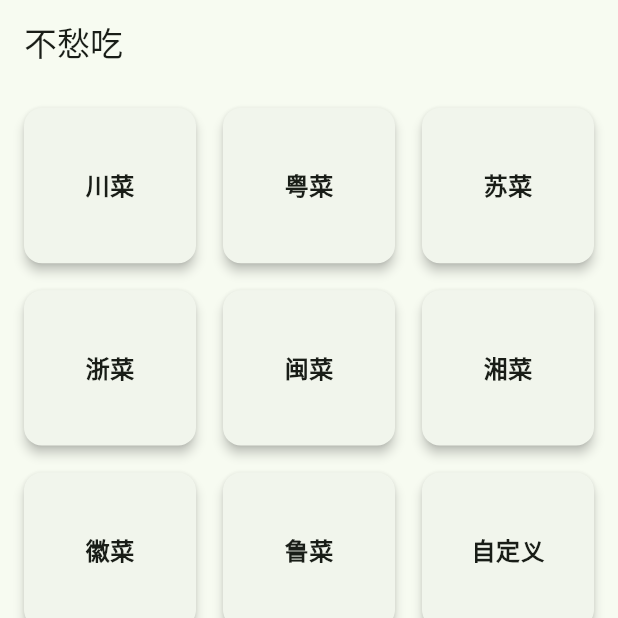
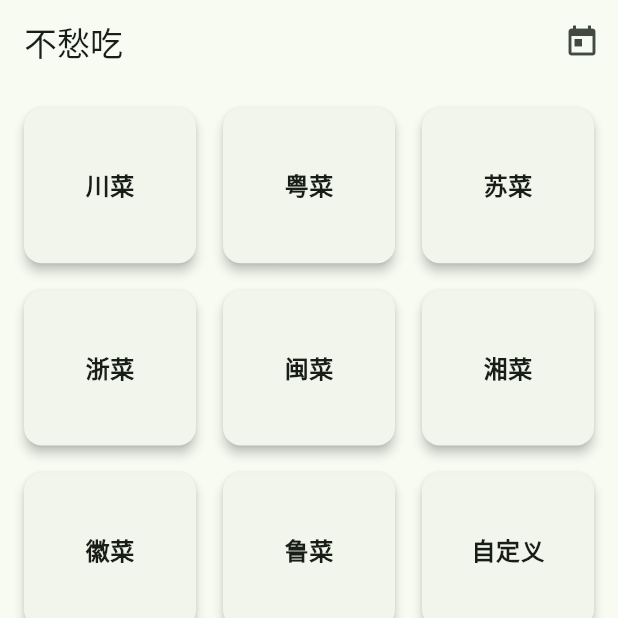
Before and after one commit to 450377560-design/buchouchi, a Flutter app: the screen it shows after launch, on a phone screen of 412 x 824 dp, the top half of it. Run offline on Flutter 3.47's test engine with Material 3 defaults, Android fonts, the phone set to English and light mode, and no system bars; our stand-ins replace sqflite; accounts and stored records are empty.

Commit message:
Update home_page.dart

```diff
--- a/lib/pages/home_page.dart
+++ b/lib/pages/home_page.dart
@@ -2,6 +2,7 @@ import 'package:flutter/material.dart';
 import '../models/cuisine.dart';
 import 'recipe_list_page.dart';
 import 'recipe_edit_page.dart';
+import 'today_page.dart';
 
 class HomePage extends StatefulWidget {
   const HomePage({super.key});
@@ -15,7 +16,18 @@ class _HomePageState extends State<HomePage> {
     final items = [...CuisineX.eight, Cuisine.custom];
 
     return Scaffold(
-      appBar: AppBar(title: const Text('不愁吃')),
+      appBar: AppBar(
+        title: const Text('不愁吃'),
+        actions: [
+          IconButton(
+            tooltip: '今日食谱',
+            icon: const Icon(Icons.today),
+            onPressed: () {
+              Navigator.push(context, MaterialPageRoute(builder: (_) => const TodayPage()));
+            },
+          ),
+        ],
+      ),
       body: GridView.builder(
         padding: const EdgeInsets.all(12),
         gridDelegate: const SliverGridDelegateWithFixedCrossAxisCount(
```
